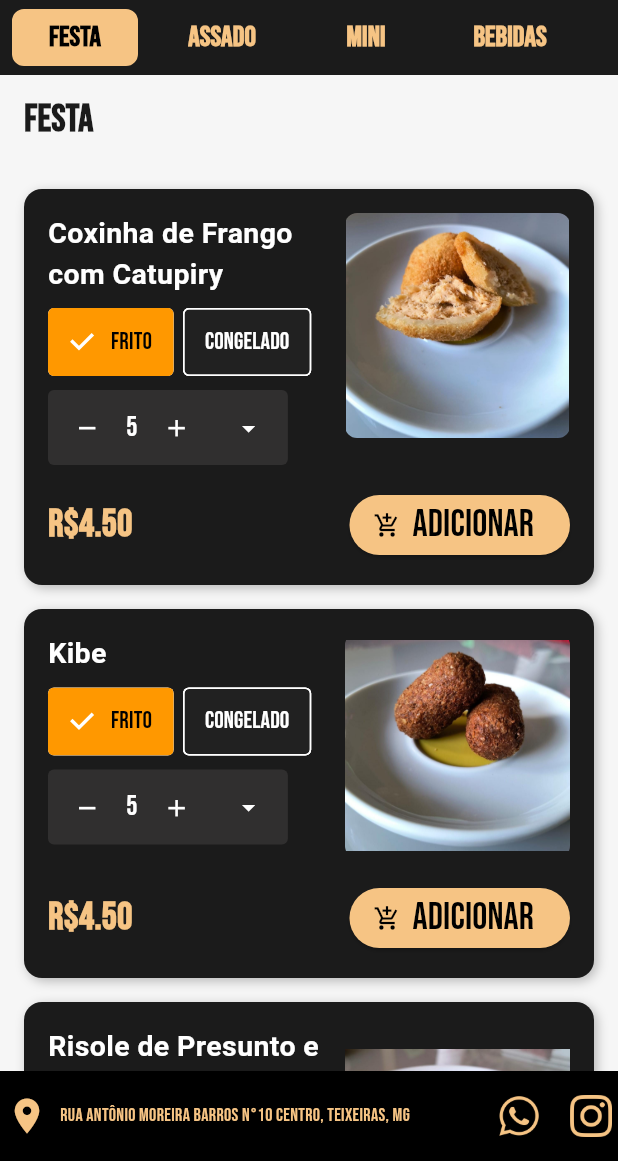
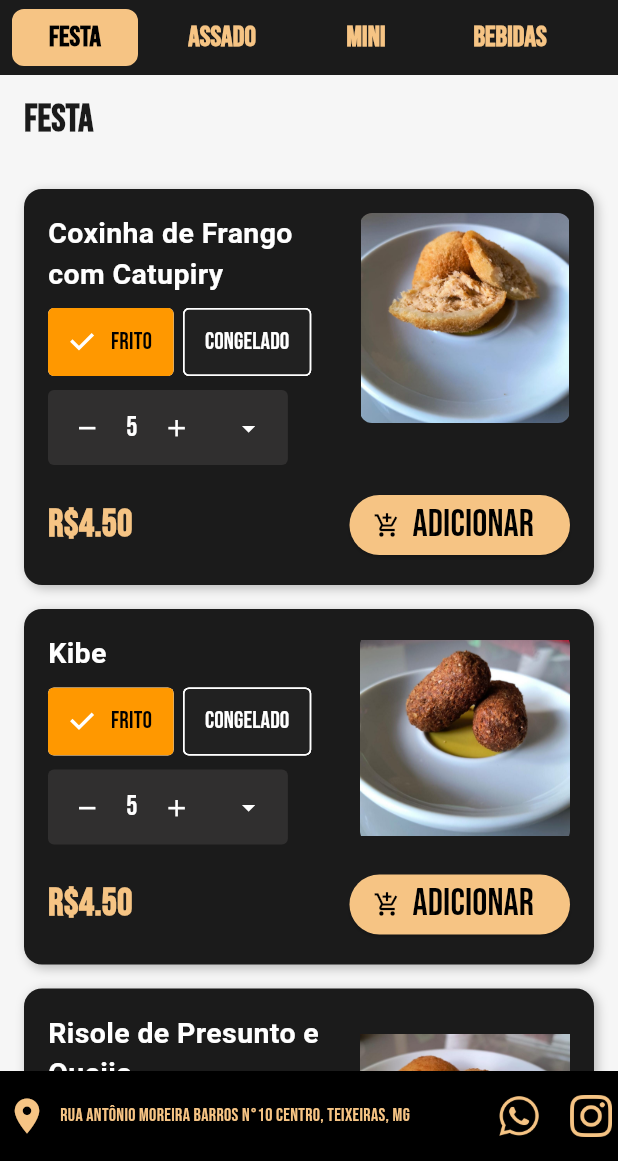
Before and after one commit to Animus2025/Lanchonete-da-Carminha_flutter, a Flutter app: the screen it shows after launch, on a phone screen of 412 x 824 dp, the part 75-1236 px from its top. Run offline on Flutter 3.47's test engine with Material 3 defaults, Android fonts, the phone set to English and light mode, and no system bars; Roboto replaces fonts that are missing (Bebas Neue).

Commit message:
Resolvendo bug de overflow

```diff
--- a/lib/ui/widgets/produto_card_base.dart
+++ b/lib/ui/widgets/produto_card_base.dart
@@ -85,16 +85,26 @@ class ProdutoCardBase extends StatelessWidget {
                 ),
               ),
               const SizedBox(width: 16), // Espaço entre o texto e a imagem
-              // Imagem do produto à direita
-              ClipRRect(
-                borderRadius: BorderRadius.circular(
-                  8,
-                ), // Arredondamento da imagem
-                child: Image.asset(
-                  imagem, // Caminho da imagem
-                  height: 150,
-                  width: 150,
-                  fit: BoxFit.contain, // Corta a imagem pra preencher o espaço
+              // Imagem do produto à direita, agora flexível
+              Flexible(
+                flex: 0,
+                child: LayoutBuilder(
+                  builder: (context, constraints) {
+                    // Calcula o tamanho máximo possível para a imagem
+                    double maxImgSize = constraints.maxWidth;
+                    // Garante que nunca fique menor que 48 e nem maior que 150
+                    maxImgSize = maxImgSize.clamp(48.0, 140.0);
+
+                    return ClipRRect(
+                      borderRadius: BorderRadius.circular(8),
+                      child: Image.asset(
+                        imagem,
+                        height: maxImgSize,
+                        width: maxImgSize,
+                        fit: BoxFit.contain,
+                      ),
+                    );
+                  },
                 ),
               ),
             ],
```
